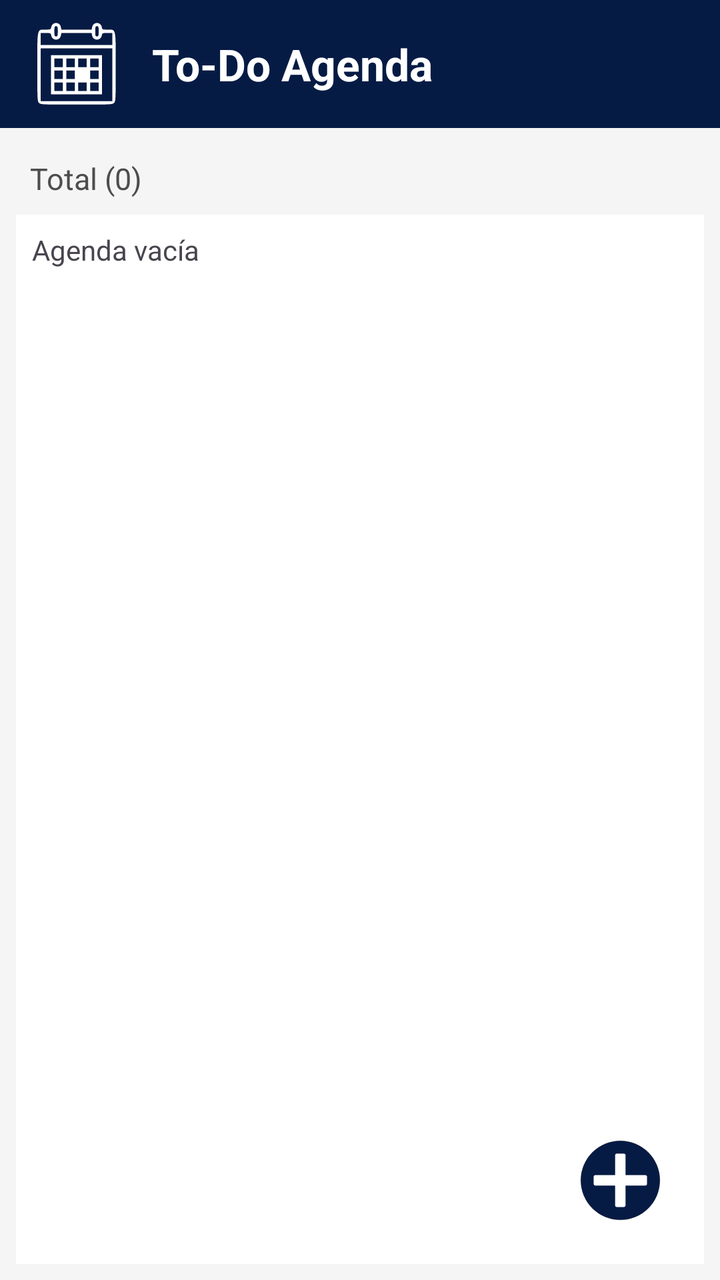
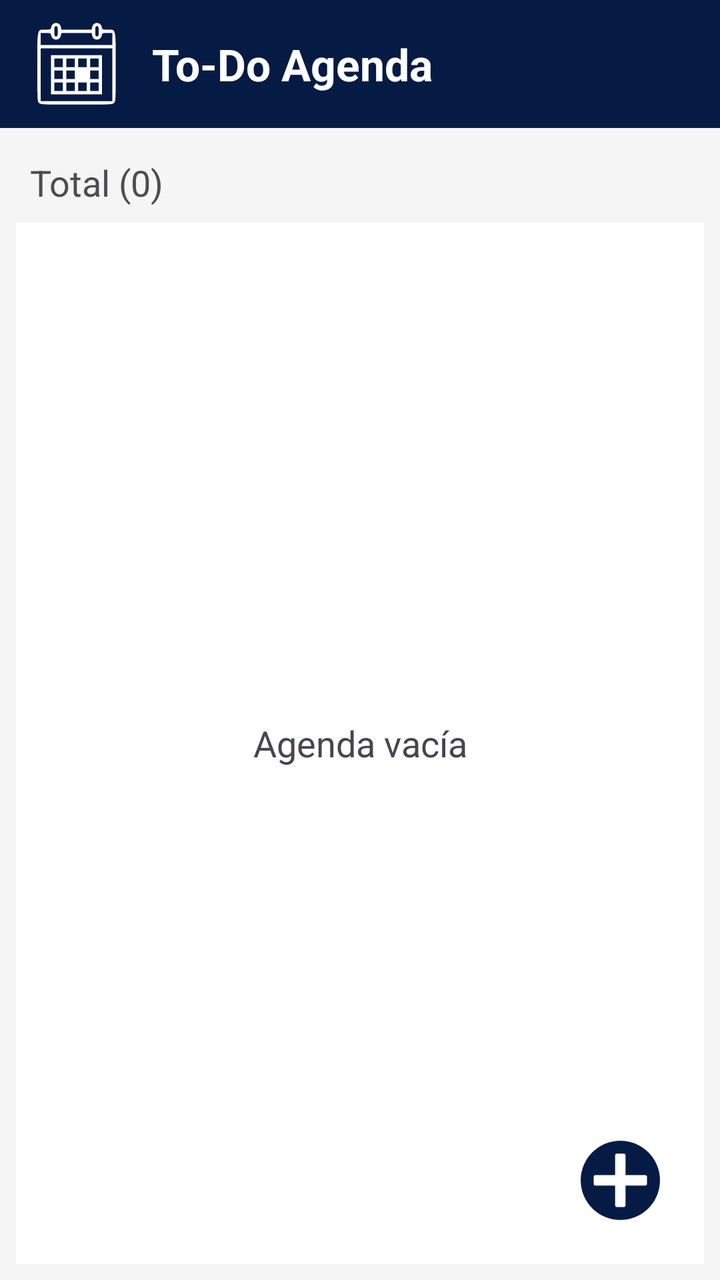

Screens rendered from an Android XML layout before and after an edit, with the pre-edit source and the edit as a unified diff.
<!-- AndroidManifest.xml: application theme Theme.ToDoAgenda -->
<!-- res/layout/activity_main.xml -->
<?xml version="1.0" encoding="utf-8"?>
<androidx.constraintlayout.widget.ConstraintLayout xmlns:android="http://schemas.android.com/apk/res/android"
    xmlns:app="http://schemas.android.com/apk/res-auto"
    xmlns:tools="http://schemas.android.com/tools"
    android:id="@+id/lyt_contenedor_principal"
    android:layout_width="match_parent"
    android:layout_height="match_parent"
    android:background="@color/light_grey"
    tools:context=".MainActivity">

    <androidx.appcompat.widget.Toolbar
        android:id="@+id/tlb_contenedor_encabezado"
        android:layout_width="0dp"
        android:layout_height="?attr/actionBarSize"
        android:background="@color/navy_blue"
        android:theme="@style/ThemeOverlay.AppCompat.Dark.ActionBar"
        app:layout_constraintTop_toTopOf="parent"
        app:layout_constraintStart_toStartOf="parent"
        app:layout_constraintEnd_toEndOf="parent" >

        <LinearLayout
            android:id="@+id/lyt_contenedor_logo_titulo"
            android:layout_width="wrap_content"
            android:layout_height="match_parent"
            android:gravity="center_vertical"
            android:orientation="horizontal" >

            <ImageView
                android:id="@+id/btn_logo"
                android:layout_width="45dp"
                android:layout_height="45dp"
                android:scaleType="fitCenter"
                android:background="@color/transparent"
                android:src="@drawable/ic_logotodo"
                app:tint="@color/white"/>

            <TextView
                android:id="@+id/txt_titulo"
                android:layout_width="wrap_content"
                android:layout_height="wrap_content"
                android:layout_marginStart="15dp"
                android:text="@string/txt_app_name"
                android:textColor="@color/white"
                android:textSize="22sp"
                android:textStyle="bold" />
            </LinearLayout>

    </androidx.appcompat.widget.Toolbar>

    <TextView
        android:id="@+id/txt_total"
        android:layout_width="wrap_content"
        android:layout_height="wrap_content"
        android:layout_marginTop="15dp"
        android:layout_marginStart="15dp"
        android:text="@string/txt_titulo_total"
        android:textColor="@color/dark_grey"
        android:textSize="15sp"
        app:layout_constraintTop_toBottomOf="@id/tlb_contenedor_encabezado"
        app:layout_constraintStart_toStartOf="parent" />

    <LinearLayout
        android:id="@+id/lyt_contenedor_lista"
        android:layout_width="0dp"
        android:layout_height="0dp"
        android:layout_marginTop="8dp"
        android:layout_marginStart="8dp"
        android:layout_marginEnd="8dp"
        android:layout_marginBottom="8dp"
        android:padding="8dp"
        android:orientation="vertical"
        android:background="@color/white"
        app:layout_constraintTop_toBottomOf="@id/txt_total"
        app:layout_constraintBottom_toBottomOf="parent"
        app:layout_constraintStart_toStartOf="parent"
        app:layout_constraintEnd_toEndOf="parent" >

        <TextView
            android:id="@+id/txt_lista_vacia"
            android:layout_width="wrap_content"
            android:layout_height="wrap_content"
            android:text="@string/txt_agenda_vacia"
            android:textAlignment="center" />

        <ListView
            android:id="@+id/lstv_tareas"
            android:layout_width="match_parent"
            android:layout_height="match_parent"
            android:layout_marginTop="8dp"
            android:clipToPadding="false"
            android:paddingBottom="90dp"
            android:divider="@color/transparent"
            android:dividerHeight="8dp" />

    </LinearLayout>

    <Button
        android:id="@+id/btn_agregar"
        android:layout_width="60dp"
        android:layout_height="60dp"
        android:layout_marginEnd="20dp"
        android:layout_marginBottom="20dp"
        android:background="@color/transparent"
        app:icon="@drawable/ic_agregar"
        app:iconGravity="textStart"
        app:iconSize="45dp"
        app:iconPadding="0dp"
        app:iconTint="@null"
        app:layout_constraintBottom_toBottomOf="parent"
        app:layout_constraintEnd_toEndOf="parent" />

</androidx.constraintlayout.widget.ConstraintLayout>
<!-- resources referenced by this layout -->
<resources>
  <color name="dark_grey">#4D4D4F</color>
  <color name="light_grey">#F5F5F5</color>
  <color name="navy_blue">#051B44</color>
  <color name="transparent">#00000000</color>
  <color name="white">#FFFFFF</color>
  <!-- drawable ic_agregar (drawable) -->
  <vector xmlns:android="http://schemas.android.com/apk/res/android"
      android:width="512dp"
      android:height="512dp"
      android:viewportWidth="512"
      android:viewportHeight="512">
    <path
        android:pathData="m277.81,216.35c-277.81,-216.35 -277.81,-216.35 0,0zM280.81,216.35c-280.81,-216.35 -280.81,-216.35 0,0zM270.06,209.58c-270.06,-209.58 -270.06,-209.58 0,0zM289.06,209.51c-289.06,-209.51 -289.06,-209.51 0,0z"
        android:fillColor="#777777"/>
    <path
        android:pathData="M256,256m-225,0a225,225 0,1 1,450 0a225,225 0,1 1,-450 0"
        android:strokeWidth="1.125"
        android:fillColor="#051b44"
        android:strokeColor="#000000"
        android:strokeLineCap="round"/>
    <path
        android:pathData="M236.86,104.62L275.14,104.62A10,9 0,0 1,285.14 113.62L285.14,398.38A10,9 0,0 1,275.14 407.38L236.86,407.38A10,9 0,0 1,226.86 398.38L226.86,113.62A10,9 0,0 1,236.86 104.62z"
        android:strokeWidth="0.863196"
        android:fillColor="#ffffff"
        android:strokeColor="#ffffff"
        android:strokeLineCap="round"/>
    <path
        android:pathData="M407.38,236.86L407.38,275.14A10,9 90,0 1,398.38 285.14L113.62,285.14A10,9 90,0 1,104.62 275.14L104.62,236.86A10,9 90,0 1,113.62 226.86L398.38,226.86A10,9 90,0 1,407.38 236.86z"
        android:strokeWidth="0.863196"
        android:fillColor="#ffffff"
        android:strokeColor="#ffffff"
        android:strokeLineCap="round"/>
  </vector>
  <!-- drawable ic_logotodo: vector/xml drawable (drawable, 2577 chars, omitted) -->
  <string name="txt_agenda_vacia">Agenda vacía</string>
  <string name="txt_app_name">To-Do Agenda</string>
  <string name="txt_titulo_total">Total (0)</string>
  <style name="Theme.ToDoAgenda" parent="Base.Theme.ToDoAgenda" />
  <style name="Base.Theme.ToDoAgenda" parent="Theme.Material3.DayNight.NoActionBar">
          
          
      </style>
</resources>

<!-- the commit's change to res/layout/activity_main.xml (unified diff, before → after) -->
@@ -55,7 +55,7 @@
         android:layout_marginStart="15dp"
         android:text="@string/txt_titulo_total"
         android:textColor="@color/dark_grey"
-        android:textSize="15sp"
+        android:textSize="18sp"
         app:layout_constraintTop_toBottomOf="@id/tlb_contenedor_encabezado"
         app:layout_constraintStart_toStartOf="parent" />
 
@@ -77,10 +77,11 @@
 
         <TextView
             android:id="@+id/txt_lista_vacia"
-            android:layout_width="wrap_content"
-            android:layout_height="wrap_content"
+            android:layout_width="match_parent"
+            android:layout_height="match_parent"
+            android:gravity="center"
             android:text="@string/txt_agenda_vacia"
-            android:textAlignment="center" />
+            android:textSize="18sp" />
 
         <ListView
             android:id="@+id/lstv_tareas"
